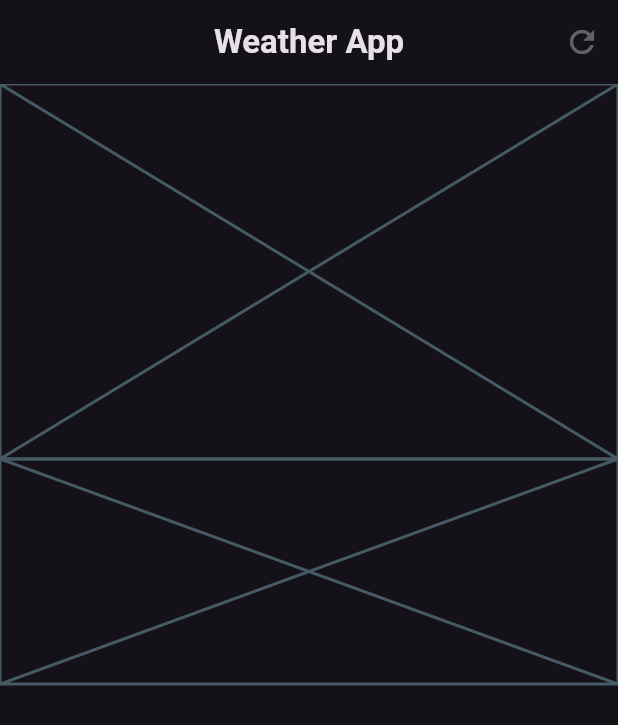
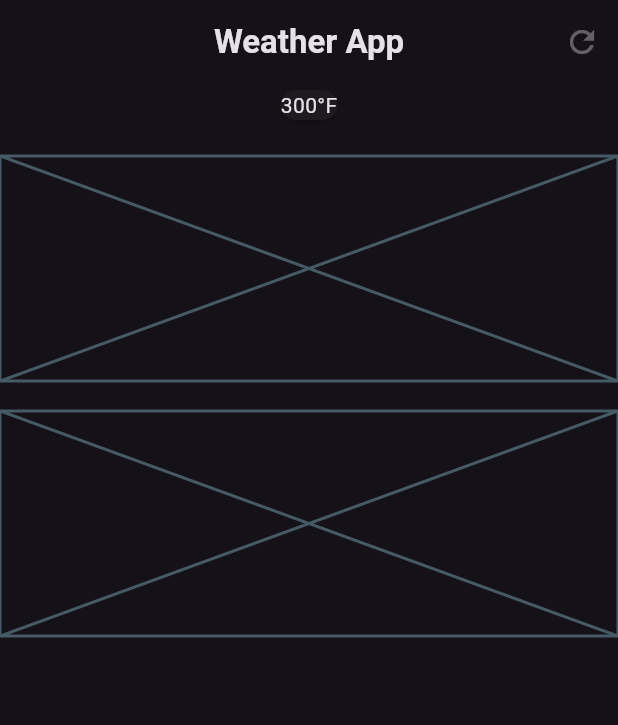
Before and after one commit to naimul-hasan-sabbir/weather-info-app, a Flutter app: the screen it shows after launch, on a phone screen of 412 x 824 dp. Shown: the top 725 px of the screen. Run offline on Flutter 3.47's test engine with Material 2 defaults, Android fonts, the light colour scheme and no system bars; statements that could not run were skipped.

Commit message:
home screen layout design

```diff
--- a/lib/weather_screen.dart
+++ b/lib/weather_screen.dart
@@ -19,12 +19,17 @@ class WeatherScreen extends StatelessWidget {
         ],
       ),
       body: Column(children: [
-        const Placeholder(
-          fallbackHeight: 250,
-        ),
+        Card(child: Column(
+          children: [
+            Text('300°F')
+          ],
+        ),),
+        const SizedBox(height: 20.0,),
         const Placeholder(
           fallbackHeight: 150,
-        )
+        ),
+        const SizedBox(height: 20.0,),
+        const Placeholder(fallbackHeight: 150,)
       ]),
     );
   }
```
